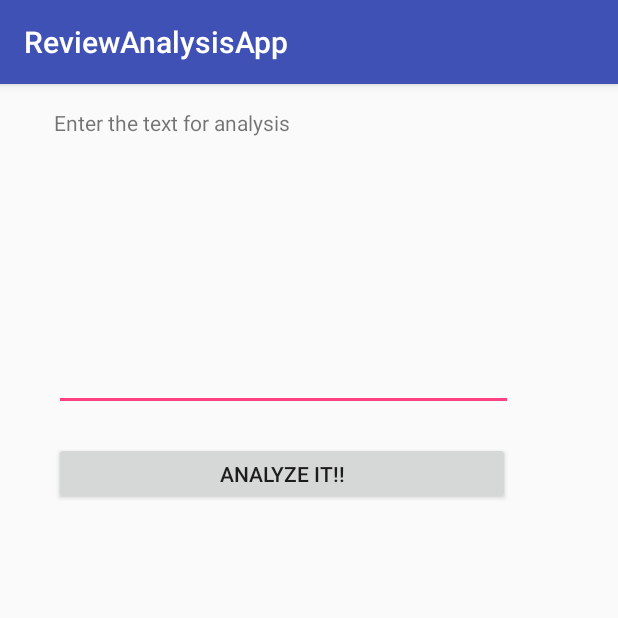
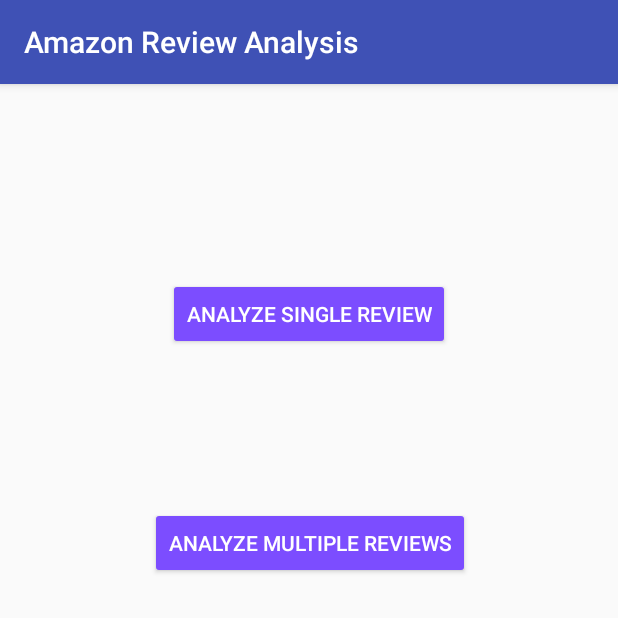
Before and after one commit to syazdan25/ReviewAnalysisApp, an Android app: the screen it shows after launch (MainActivity before the commit, Welcome after it), on a phone screen of 412 x 824 dp, the top half of it. Run offline under Robolectric (Android 15) with nearby library versions, the phone set to English and light mode, and no system bars.

Commit message:
Committing Welcome Activity

```diff
--- a/app/build.gradle
+++ b/app/build.gradle
@@ -24,8 +24,8 @@ dependencies {
     androidTestCompile('com.android.support.test.espresso:espresso-core:2.2.2', {
         exclude group: 'com.android.support', module: 'support-annotations'
     })
+    compile files('libs/java-sdk-3.3.1-jar-with-dependencies.jar')
     compile 'com.android.support:appcompat-v7:25.3.0'
     compile 'com.android.support.constraint:constraint-layout:1.0.2'
     testCompile 'junit:junit:4.12'
-    compile files('libs/java-sdk-3.3.1-jar-with-dependencies.jar')
 }
--- a/app/src/main/AndroidManifest.xml
+++ b/app/src/main/AndroidManifest.xml
@@ -1,6 +1,6 @@
 <?xml version="1.0" encoding="utf-8"?>
 <manifest xmlns:android="http://schemas.android.com/apk/res/android"
-    package="com.yazdani25gmail.shama.reviewanalysisapp" >
+    package="com.yazdani25gmail.shama.reviewanalysisapp">
 
     <uses-permission android:name="android.permission.INTERNET" />
     <uses-permission android:name="android.permission.ACCESS_NETWORK_STATE" />
@@ -8,16 +8,20 @@
     <application
         android:allowBackup="true"
         android:icon="@mipmap/ic_launcher"
-        android:label="@string/app_name"
+        android:label="Amazon Review Analysis"
         android:roundIcon="@mipmap/ic_launcher_round"
         android:supportsRtl="true"
-        android:theme="@style/AppTheme" >
-        <activity android:name=".MainActivity" >
+        android:theme="@style/AppTheme">
+        <activity android:name=".MainActivity">
+
+        </activity>
+        <activity android:name=".Welcome">
             <intent-filter>
                 <action android:name="android.intent.action.MAIN" />
 
                 <category android:name="android.intent.category.LAUNCHER" />
             </intent-filter>
+
         </activity>
     </application>
 
--- a/app/src/main/java/com/yazdani25gmail/shama/reviewanalysisapp/MainActivity.java
+++ b/app/src/main/java/com/yazdani25gmail/shama/reviewanalysisapp/MainActivity.java
@@ -13,6 +13,10 @@ import android.view.View;
 import java.util.Map;
 import java.util.HashMap;
 import android.webkit.WebChromeClient;
+// adding fileChooser
+import android.app.Activity;
+
+
 //adding Watson Developer Cloud SDK for Java:
 import com.ibm.watson.developer_cloud.alchemy.v1.AlchemyLanguage;
 import com.ibm.watson.developer_cloud.alchemy.v1.model.DocumentSentiment;
--- /dev/null
+++ b/app/src/main/java/com/yazdani25gmail/shama/reviewanalysisapp/Welcome.java
@@ -0,0 +1,13 @@
+package com.yazdani25gmail.shama.reviewanalysisapp;
+
+import android.support.v7.app.AppCompatActivity;
+import android.os.Bundle;
+
+public class Welcome extends AppCompatActivity {
+
+    @Override
+    protected void onCreate(Bundle savedInstanceState) {
+        super.onCreate(savedInstanceState);
+        setContentView(R.layout.activity_welcome);
+    }
+}
--- a/app/src/main/res/layout/activity_main.xml
+++ b/app/src/main/res/layout/activity_main.xml
@@ -13,6 +13,7 @@
         android:id="@+id/editText"
         android:layout_width="306dp"
         android:layout_height="162dp"
+        style="@style/Widget.AppCompat.EditText"
         android:ems="10"
         android:inputType="textPersonName"
         app:layout_constraintTop_toTopOf="@+id/guideline3"
@@ -22,6 +23,7 @@
 
     <Button
         android:id="@+id/button"
+        style="@style/Widget.AppCompat.Button.Colored"
         android:layout_width="304dp"
         android:layout_height="42dp"
         android:text="Analyze it!!"
@@ -55,6 +57,7 @@
 
     <TextView
         android:id="@+id/textView"
+        style="@style/Widget.AppCompat.TextView.SpinnerItem"
         android:layout_width="300dp"
         android:layout_height="32dp"
         android:text="Enter the text for analysis"
--- /dev/null
+++ b/app/src/main/res/layout/activity_welcome.xml
@@ -0,0 +1,51 @@
+<?xml version="1.0" encoding="utf-8"?>
+<android.support.constraint.ConstraintLayout xmlns:android="http://schemas.android.com/apk/res/android"
+    xmlns:app="http://schemas.android.com/apk/res-auto"
+    xmlns:tools="http://schemas.android.com/tools"
+    android:layout_width="match_parent"
+    android:layout_height="match_parent"
+    tools:context="com.yazdani25gmail.shama.reviewanalysisapp.Welcome"
+    tools:layout_editor_absoluteY="81dp"
+    tools:layout_editor_absoluteX="0dp">
+
+    <Button
+        android:id="@+id/button3"
+        style="@style/Widget.AppCompat.Button.Colored"
+        android:layout_width="wrap_content"
+        android:layout_height="wrap_content"
+        android:layout_marginTop="129dp"
+        android:text="Analyze single review"
+        app:layout_constraintTop_toTopOf="parent"
+        app:layout_constraintRight_toRightOf="parent"
+        app:layout_constraintLeft_toLeftOf="parent" />
+
+    <Button
+        android:id="@+id/button2"
+        style="@style/Widget.AppCompat.Button.Colored"
+        android:layout_width="wrap_content"
+        android:layout_height="wrap_content"
+        android:layout_marginTop="282dp"
+        android:text="Analyze Multiple reviews"
+        app:layout_constraintTop_toTopOf="parent"
+        app:layout_constraintRight_toRightOf="parent"
+        app:layout_constraintLeft_toLeftOf="parent"
+        app:layout_constraintHorizontal_bias="0.503" />
+
+    <android.support.constraint.Guideline
+        android:layout_width="wrap_content"
+        android:layout_height="wrap_content"
+        android:id="@+id/guideline2"
+        app:layout_constraintGuide_begin="16dp"
+        android:orientation="vertical"
+        tools:layout_editor_absoluteY="0dp"
+        tools:layout_editor_absoluteX="16dp" />
+
+    <android.support.constraint.Guideline
+        android:layout_width="wrap_content"
+        android:layout_height="wrap_content"
+        android:id="@+id/guideline4"
+        android:orientation="vertical"
+        app:layout_constraintGuide_end="16dp"
+        tools:layout_editor_absoluteY="0dp"
+        tools:layout_editor_absoluteX="344dp" />
+</android.support.constraint.ConstraintLayout>
--- a/app/src/main/res/values/colors.xml
+++ b/app/src/main/res/values/colors.xml
@@ -2,5 +2,5 @@
 <resources>
     <color name="colorPrimary">#3F51B5</color>
     <color name="colorPrimaryDark">#303F9F</color>
-    <color name="colorAccent">#FF4081</color>
+    <color name="colorAccent">#7C4DFF</color>
 </resources>
```
